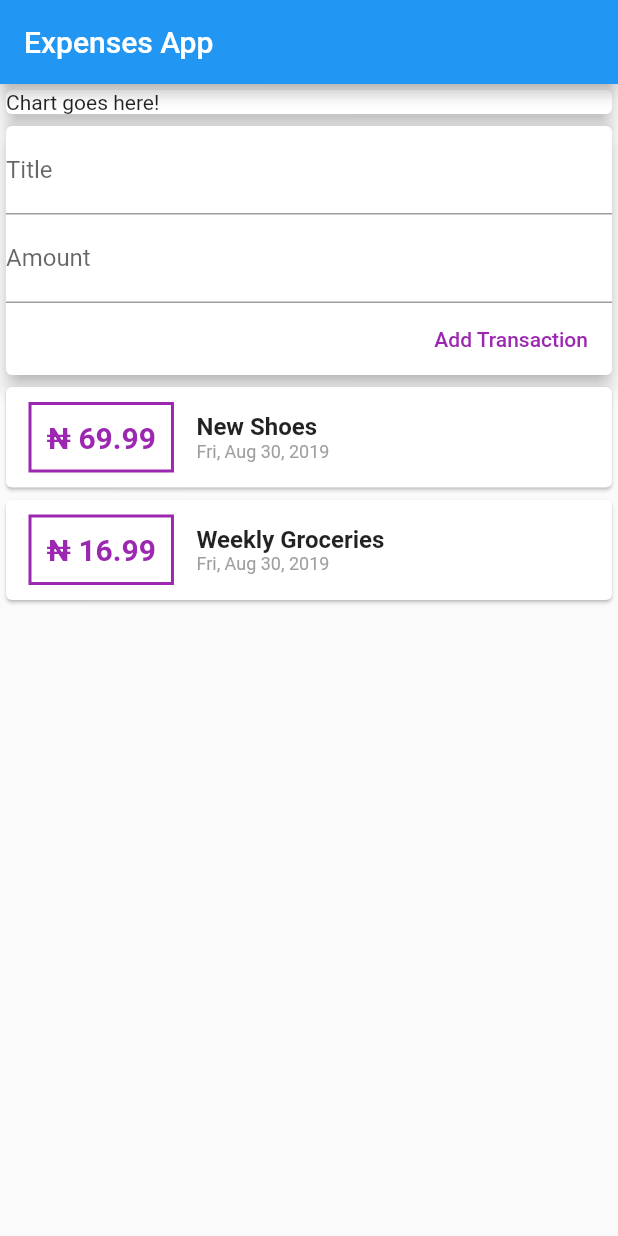
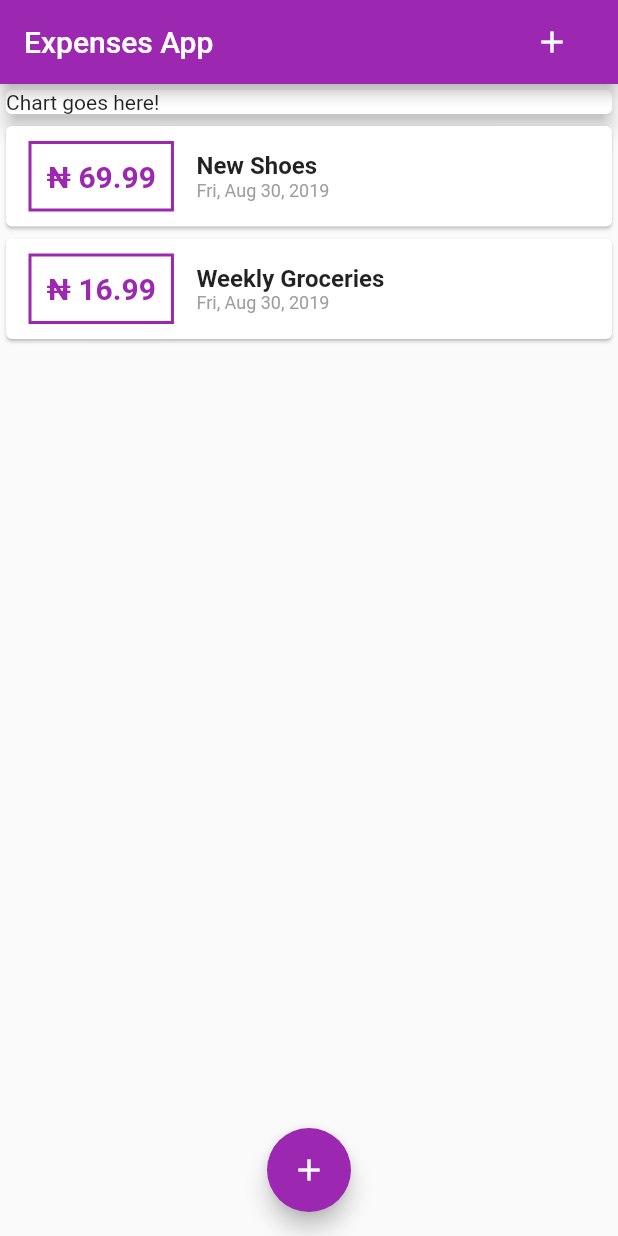
Before and after one commit to junaidtunde/flutter_expenses, a Flutter app: the screen it shows after launch, on a phone screen of 412 x 824 dp. Run offline on Flutter 3.47's test engine with Material 2 defaults, Android fonts, the phone set to English and light mode, and no system bars.

```diff
--- a/lib/main.dart
+++ b/lib/main.dart
@@ -1,5 +1,8 @@
 import 'package:flutter/material.dart';
-import './widgets/UserTransaction.dart';
+
+import './widgets/TransactionList.dart';
+import './widgets/NewTransaction.dart';
+import './models/Transactions.dart';
 
 void main() => runApp(MyApp());
 
@@ -10,21 +13,74 @@ class MyApp extends StatelessWidget {
     return MaterialApp(
       title: 'Flutter Demo',
       theme: ThemeData(
-        primarySwatch: Colors.blue,
+        primarySwatch: Colors.purple,
       ),
       home: MyHomePage(),
     );
   }
 }
 
-class MyHomePage extends StatelessWidget {
+class MyHomePage extends StatefulWidget {
+  @override
+  _MyHomePageState createState() => _MyHomePageState();
+}
+
+class _MyHomePageState extends State<MyHomePage> {
+  final List<Transaction> _userTransaction = [
+    Transaction(
+      id: 't1',
+      title: 'New Shoes',
+      amount: 69.99,
+      date: DateTime.now(),
+    ),
+    Transaction(
+      id: 't2',
+      title: 'Weekly Groceries',
+      amount: 16.99,
+      date: DateTime.now(),
+    ),
+  ];
+
+  void _addNewTransaction(String title, double amount) {
+    final newTx = new Transaction(
+      id: DateTime.now().toString(),
+      title: title,
+      amount: amount,
+      date: DateTime.now(),
+    );
+
+    print('here');
+
+    setState(() {
+      _userTransaction.add(newTx);
+    });
+  }
+
+  void _startNewTransaction(BuildContext ctx) {
+    showModalBottomSheet(
+        context: ctx,
+        builder: (_) {
+          return NewTransaction(
+            addNewTransaction: this._addNewTransaction,
+          );
+        });
+  }
+
   @override
   Widget build(BuildContext context) {
-    return Scaffold(
+    var scaffold = Scaffold(
       appBar: AppBar(
         title: Text('Expenses App'),
+        actions: <Widget>[
+          Container(
+              padding: EdgeInsets.symmetric(horizontal: 20),
+              child: IconButton(
+                  icon: Icon(Icons.add),
+                  onPressed: () => this._startNewTransaction(context))),
+        ],
       ),
-      body: Column(
+      body: SingleChildScrollView(
+        child: Column(
           mainAxisAlignment: MainAxisAlignment.start,
           crossAxisAlignment: CrossAxisAlignment.center,
           children: <Widget>[
@@ -35,9 +91,16 @@ class MyHomePage extends StatelessWidget {
                 elevation: 5,
               ),
             ),
-          UserTransaction(),
+            TransactionList(this._userTransaction),
           ],
         ),
+      ),
+      floatingActionButton: FloatingActionButton(
+        child: Icon(Icons.add),
+        onPressed: () => this._startNewTransaction(context),
+      ),
+      floatingActionButtonLocation: FloatingActionButtonLocation.centerFloat,
     );
+    return scaffold;
   }
 }
--- a/lib/widgets/TransactionList.dart
+++ b/lib/widgets/TransactionList.dart
@@ -12,22 +12,22 @@ class TransactionList extends StatelessWidget {
   Widget build(BuildContext context) {
     return Container(
       child: Container(
-        child: Column(
-          crossAxisAlignment: CrossAxisAlignment.center,
-          children: this.transactions.map((tx) {
+        height: 300,
+          child: ListView.builder(
+            itemBuilder: (ctx, index) {
               return Card(
                 child: Row(
                   children: <Widget>[
                     Container(
                       child: Text(
-                      '₦ ${tx.amount}',
+                        '₦ ${this.transactions[index].amount.toStringAsFixed(2)}',
                         style: TextStyle(
                             fontWeight: FontWeight.bold,
                             fontSize: 20,
                             color: Colors.purple),
                       ),
-                    margin:
-                        EdgeInsets.symmetric(vertical: 10.0, horizontal: 15.0),
+                      margin: EdgeInsets.symmetric(
+                          vertical: 10.0, horizontal: 15.0),
                       decoration: BoxDecoration(
                         border: Border.all(
                           color: Colors.purple,
@@ -41,12 +41,12 @@ class TransactionList extends StatelessWidget {
                       crossAxisAlignment: CrossAxisAlignment.start,
                       children: <Widget>[
                         Text(
-                        tx.title,
+                          this.transactions[index].title,
                           style: TextStyle(
                               fontSize: 16, fontWeight: FontWeight.bold),
                         ),
                         Text(
-                        DateFormat.yMMMEd().format(tx.date),
+                          DateFormat.yMMMEd().format(this.transactions[index].date),
                           style: TextStyle(color: Colors.grey, fontSize: 12),
                         ),
                       ],
@@ -54,7 +54,8 @@ class TransactionList extends StatelessWidget {
                   ],
                 ),
               );
-          }).toList(),
+            },
+            itemCount: this.transactions.length,
           ),
       ),
     );
--- a/lib/widgets/UserTransaction.dart
+++ /dev/null
@@ -1,55 +0,0 @@
-import 'package:flutter/material.dart';
-import './TransactionList.dart';
-import './NewTransaction.dart';
-
-import './../models/Transactions.dart';
-
-class UserTransaction extends StatefulWidget {
-  UserTransaction({Key key}) : super(key: key);
-
-  _UserTransactionState createState() => _UserTransactionState();
-}
-
-class _UserTransactionState extends State<UserTransaction> {
-  final List<Transaction> _userTransaction = [
-    Transaction(
-      id: 't1',
-      title: 'New Shoes',
-      amount: 69.99,
-      date: DateTime.now(),
-    ),
-    Transaction(
-      id: 't2',
-      title: 'Weekly Groceries',
-      amount: 16.99,
-      date: DateTime.now(),
-    ),
-  ];
-
-  void _addNewTransaction(String title, double amount) {
-    final newTx = new Transaction(
-      id: DateTime.now().toString(),
-      title: title,
-      amount: amount,
-      date: DateTime.now(),
-    );
-
-    setState(() {
-      _userTransaction.add(newTx);
-    });
-  }
-
-  @override
-  Widget build(BuildContext context) {
-    return Container(
-      child: Column(
-        children: <Widget>[
-          NewTransaction(
-            addNewTransaction: this._addNewTransaction,
-          ),
-          TransactionList(this._userTransaction),
-        ],
-      ),
-    );
-  }
-}
```
Also changed, not shown: lib/widgets/NewTransaction.dart (+30 -14 lines). Lines whose indentation alone changed are shown as unchanged.
